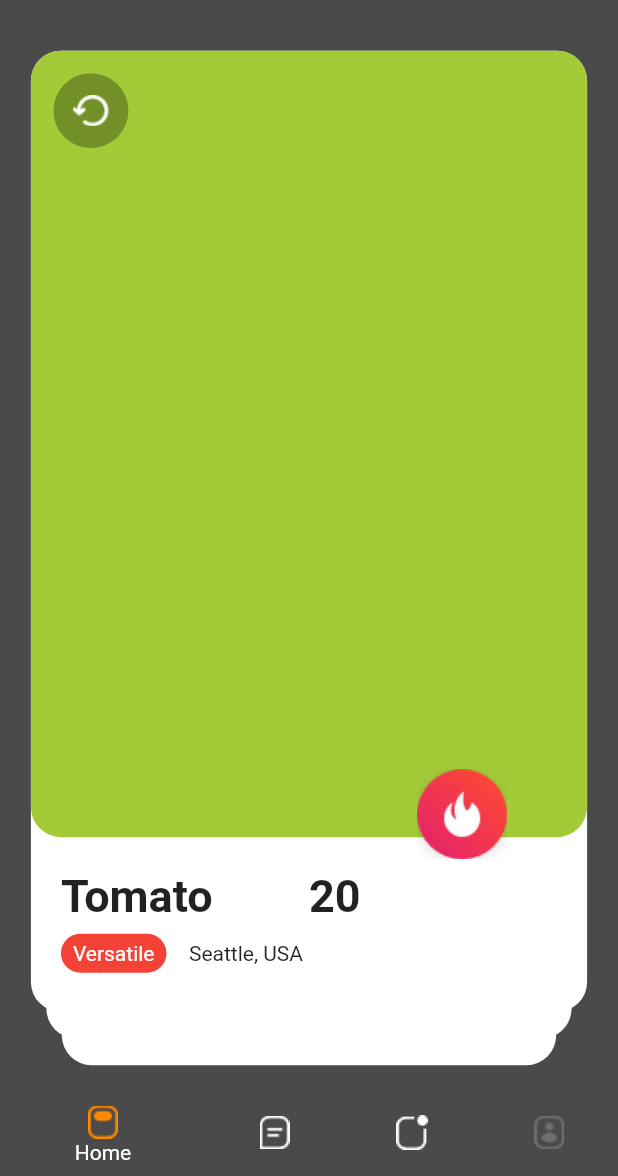
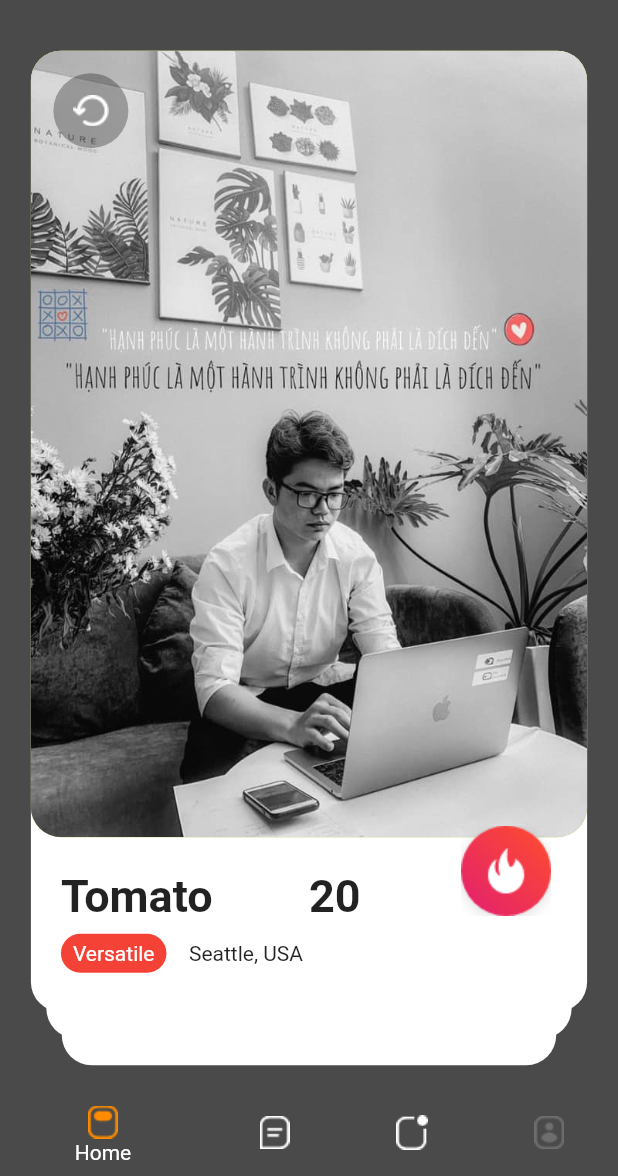
Before and after one commit to tinhpt38/tinder_clone_flutter2, a Flutter app: the screen it shows after launch, on a phone screen of 412 x 824 dp, the part 60-1236 px from its top. Run offline on Flutter 3.47's test engine with Material 2 defaults, Android fonts, the phone set to English and light mode, and no system bars; drawn by our look-alikes of tcard.

Commit message:
update animation

```diff
--- a/lib/pages/home_page.dart
+++ b/lib/pages/home_page.dart
@@ -65,7 +65,20 @@ class _HomePageState extends State<HomePage> with TickerProviderStateMixin {
   //   super.didChangeDependencies();
   // }
 
-  List<String> users = ["Tomato", "Oliver", "Thea", "John", "Jack", "Cino"];
+  List<String> users = [
+    "Tomato",
+    "Oliver",
+    "Thea",
+    "John",
+    "Jack",
+    "Cino",
+    "Tomato",
+    "Oliver",
+    "Thea",
+    "John",
+    "Jack",
+    "Cino"
+  ];
 
   @override
   void dispose() {
--- a/lib/widgets/main_card.dart
+++ b/lib/widgets/main_card.dart
@@ -29,6 +29,9 @@ class _MainCardState extends State<MainCard> {
                 height: 50,
                 decoration: BoxDecoration(
                     borderRadius: BorderRadius.circular(20),
+                    image: DecorationImage(
+                        image: AssetImage("assets/images/me.jpeg"),
+                        fit: BoxFit.fill),
                     color: AppColors.green),
               ),
             ),
@@ -109,8 +112,10 @@ class _MainCardState extends State<MainCard> {
             )),
       ),
       Positioned(
-          left: MediaQuery.of(context).size.height / 3.2,
-          top: MediaQuery.of(context).size.height / 1.72,
+          // left: MediaQuery.of(context).size.height / 3.2,
+          // top: MediaQuery.of(context).size.height / 1.72,
+          right: 24,
+          bottom: 64,
           child: InkWell(
             onTap: () {},
             child: Image.asset('assets/images/buttons-superlike_active.png'),
```
Also changed, not shown: assets/images/me.jpeg (added).
